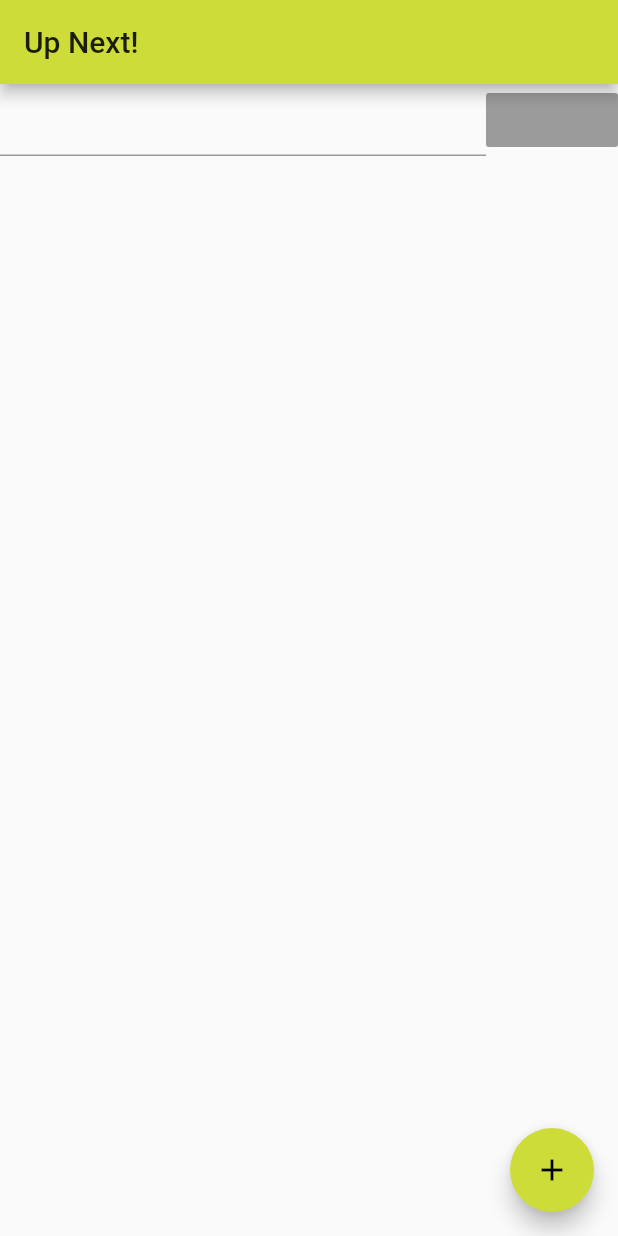
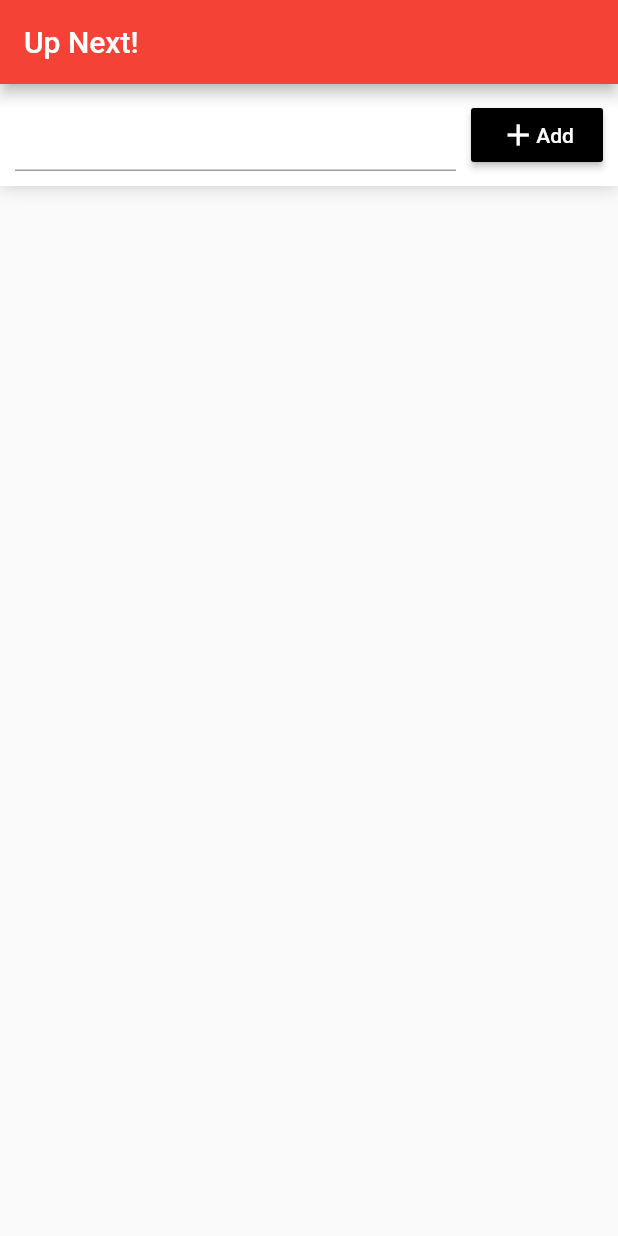
Before and after one commit to robin1996/flutter_task_manager, a Flutter app: the screen it shows after launch, on a phone screen of 412 x 824 dp. Run offline on Flutter 3.47's test engine with Material 2 defaults, Android fonts, the phone set to English and light mode, and no system bars.

Commit message:
Add styling

```diff
--- a/lib/main.dart
+++ b/lib/main.dart
@@ -9,7 +9,7 @@ class MyApp extends StatelessWidget {
     return MaterialApp(
       title: 'UpNext',
       theme: ThemeData(
-        primarySwatch: Colors.lime,
+        primarySwatch: Colors.red,
       ),
       home: ToDoListPage(title: 'Up Next!'),
     );
@@ -28,7 +28,7 @@ class ToDo {
 // 👀 Views/Controllers 👀
 
 class ToDoListPage extends StatefulWidget {
-  ToDoListPage({Key key, this.title}) : super(key: key);
+  final String title;
 
   // This widget is the home page of your application. It is stateful, meaning
   // that it has a State object (defined below) that contains fields that affect
@@ -39,7 +39,7 @@ class ToDoListPage extends StatefulWidget {
   // used by the build method of the State. Fields in a Widget subclass are
   // always marked "final".
 
-  final String title;
+  ToDoListPage({Key key, this.title}) : super(key: key);
 
   @override
   _ToDoListPageState createState() => _ToDoListPageState();
@@ -47,18 +47,6 @@ class ToDoListPage extends StatefulWidget {
 
 class _ToDoListPageState extends State<ToDoListPage> {
   List<ToDo> toDos = [];
-
-
-  void _addToDo() {
-    setState(() {
-      // This call to setState tells the Flutter framework that something has
-      // changed in this State, which causes it to rerun the build method below
-      // so that the display can reflect the updated values. If we changed
-      // _counter without calling setState(), then the build method would not be
-      // called again, and so nothing would appear to happen.
-      toDos.add(ToDo("test"));
-    });
-  }
 
   @override
   Widget build(BuildContext context) {
@@ -76,11 +64,44 @@ class _ToDoListPageState extends State<ToDoListPage> {
       ),
       body: Column(
         children: <Widget>[
-          Row(
-            children: <Widget>[
-              Flexible(child: TextField()),
-              RaisedButton(onPressed: null),
-            ],
+          Container(
+            child: Container(
+              child: Row(
+                children: <Widget>[
+                  Flexible(child: TextField(
+                    cursorColor: Colors.black,
+                  )),
+                  Container(
+                    child: RaisedButton(
+                      onPressed: _addToDo,
+                      color: Colors.black,
+                      child: Row(
+                        children: <Widget>[
+                          Icon(
+                            Icons.add,
+                            color: Colors.white,
+                          ),
+                          Text(
+                            "Add",
+                            style: TextStyle(color: Colors.white),
+                          ),
+                        ],
+                      ),
+                      splashColor: Colors.blueGrey.shade900,
+                    ),
+                    padding: EdgeInsets.only(left: 10.0),
+                  ),
+                ],
+              ),
+              padding: EdgeInsets.all(10.0),
+              color: Colors.white,
+            ),
+            decoration: BoxDecoration(boxShadow: [
+              BoxShadow(
+                color: Colors.black.withAlpha(50),
+                blurRadius: 10.0,
+              ),
+            ]),
           ),
           Flexible(
             child: ListView.builder(
@@ -100,11 +121,17 @@ class _ToDoListPageState extends State<ToDoListPage> {
           ),
         ],
       ),
-      floatingActionButton: FloatingActionButton(
-        onPressed: _addToDo,
-        tooltip: 'Add',
-        child: Icon(Icons.add),
-      ), // This trailing comma makes auto-formatting nicer for build methods.
     );
   }
+
+  void _addToDo() {
+    setState(() {
+      // This call to setState tells the Flutter framework that something has
+      // changed in this State, which causes it to rerun the build method below
+      // so that the display can reflect the updated values. If we changed
+      // _counter without calling setState(), then the build method would not be
+      // called again, and so nothing would appear to happen.
+      toDos.add(ToDo("test"));
+    });
+  }
 }
```
